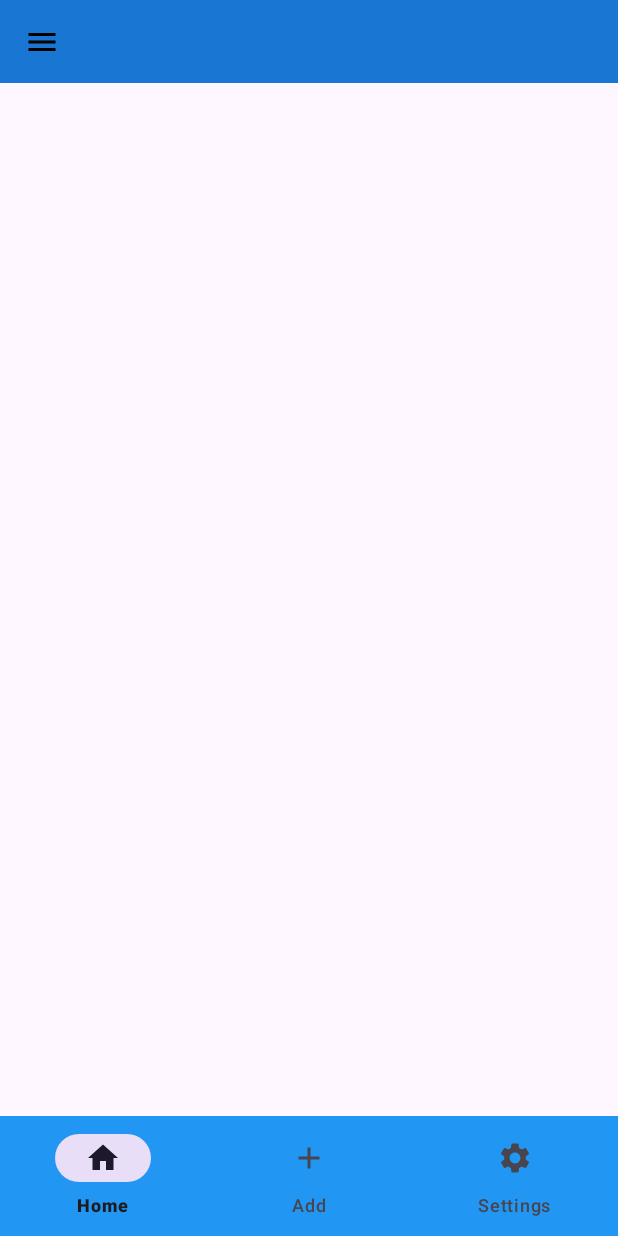
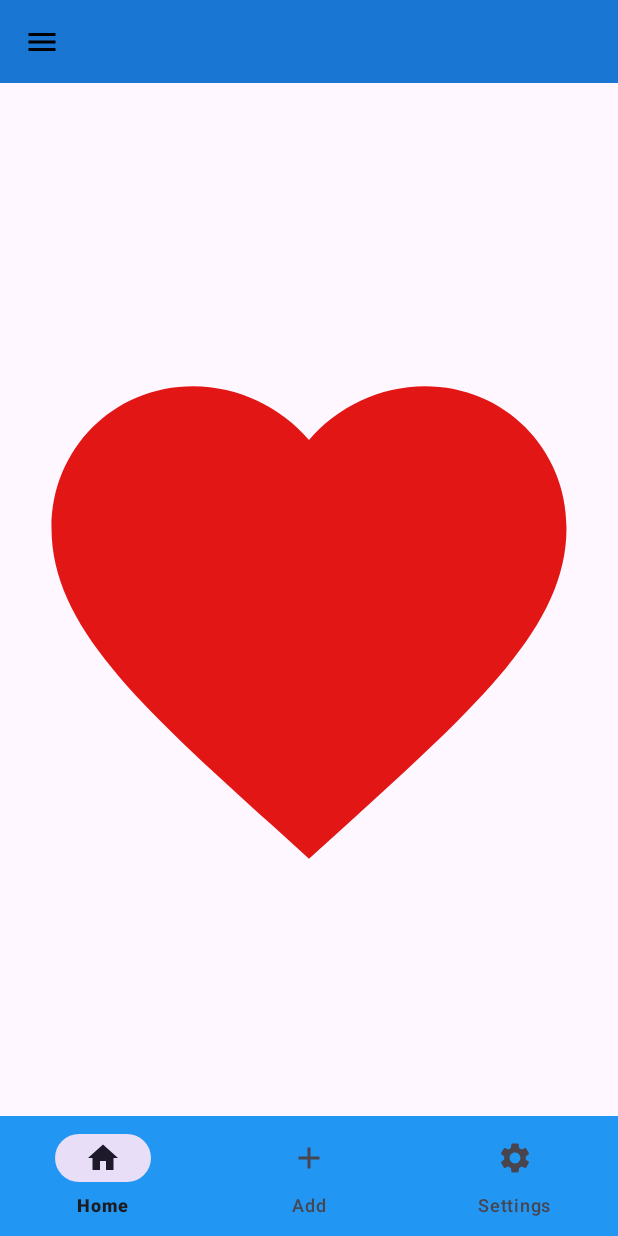
Before and after one commit to Azim00786/FragmentApp, an Android app: the screen it shows after launch (MainActivity), on a phone screen of 412 x 824 dp. Run offline under Robolectric (Android 15) with nearby library versions, the phone set to English and light mode, and no system bars.

Commit message:
added is project image is added

```diff
--- a/app/src/main/res/layout/activity_main.xml
+++ b/app/src/main/res/layout/activity_main.xml
@@ -7,7 +7,11 @@
     android:orientation="vertical"
     android:id="@+id/drawerLayout"
     tools:context=".MainActivity" >
-
+<ImageView
+    android:layout_width="wrap_content"
+    android:layout_height="wrap_content"
+    android:src="@drawable/baseline_favorite_24"
+    />
 
 
 
```
